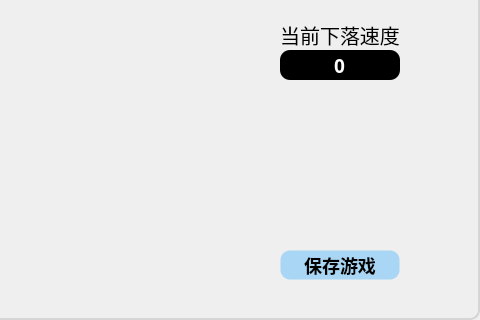
aphelios001/MyTetris, file GameScenePainter.ui: the form before one commit; both pictures show x 120 to 600 and y 320 to 640 of the 600 by 640 pixel window.
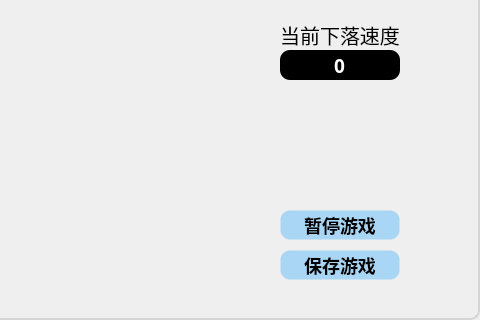
The form after the commit. Icons and pictures are not drawn.

The edit to the form file:
```diff
--- a/GameScenePainter.ui
+++ b/GameScenePainter.ui
@@ -301,6 +301,56 @@
     <string>保存游戏</string>
    </property>
   </widget>
+  <widget class="QPushButton" name="PARButton">
+   <property name="geometry">
+    <rect>
+     <x>400</x>
+     <y>530</y>
+     <width>120</width>
+     <height>30</height>
+    </rect>
+   </property>
+   <property name="focusPolicy">
+    <enum>Qt::NoFocus</enum>
+   </property>
+   <property name="contextMenuPolicy">
+    <enum>Qt::DefaultContextMenu</enum>
+   </property>
+   <property name="styleSheet">
+    <string notr="true">QPushButton
+{
+	background-color: rgba(0,153,255,75); /*背景色*/ 
+	border: transparent;
+	border-style: outset;
+	border-width: 1px;
+	border-radius: 10px; /*边界圆滑*/
+	font: bold 18px;
+	min-width:2em;
+	color: black; /*字体颜色*/
+	font-family: 方正像素18;
+	padding: 2px;
+
+}
+ 
+QPushButton:hover
+{
+	background-color: rgba(0,141,235,75);
+}
+ 
+QPushButton:pressed
+{
+	background-color: rgba(0,129,214,80); 
+	border-style: inset;
+}
+QPushButton:!enabled{
+	background-color: rgb(100, 100, 100);
+	border-style: inset;
+}</string>
+   </property>
+   <property name="text">
+    <string>暂停游戏</string>
+   </property>
+  </widget>
  </widget>
  <resources>
   <include location="image.qrc"/>
```
